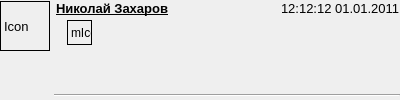
Above: ui/dialogTo.ui from GoCodingIcreated/VKMessenger before the change. Below: the same form after it.
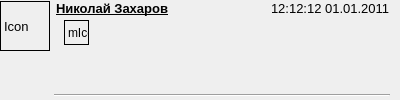
That is the form after the change.

Patch:
```diff
--- a/ui/dialogTo.ui
+++ b/ui/dialogTo.ui
@@ -42,7 +42,7 @@
     <number>1</number>
    </property>
    <property name="rightMargin">
-    <number>0</number>
+    <number>10</number>
    </property>
    <property name="bottomMargin">
     <number>1</number>
@@ -167,7 +167,7 @@
            </property>
            <property name="maximumSize">
             <size>
-             <width>240</width>
+             <width>320</width>
              <height>26</height>
             </size>
            </property>
```
